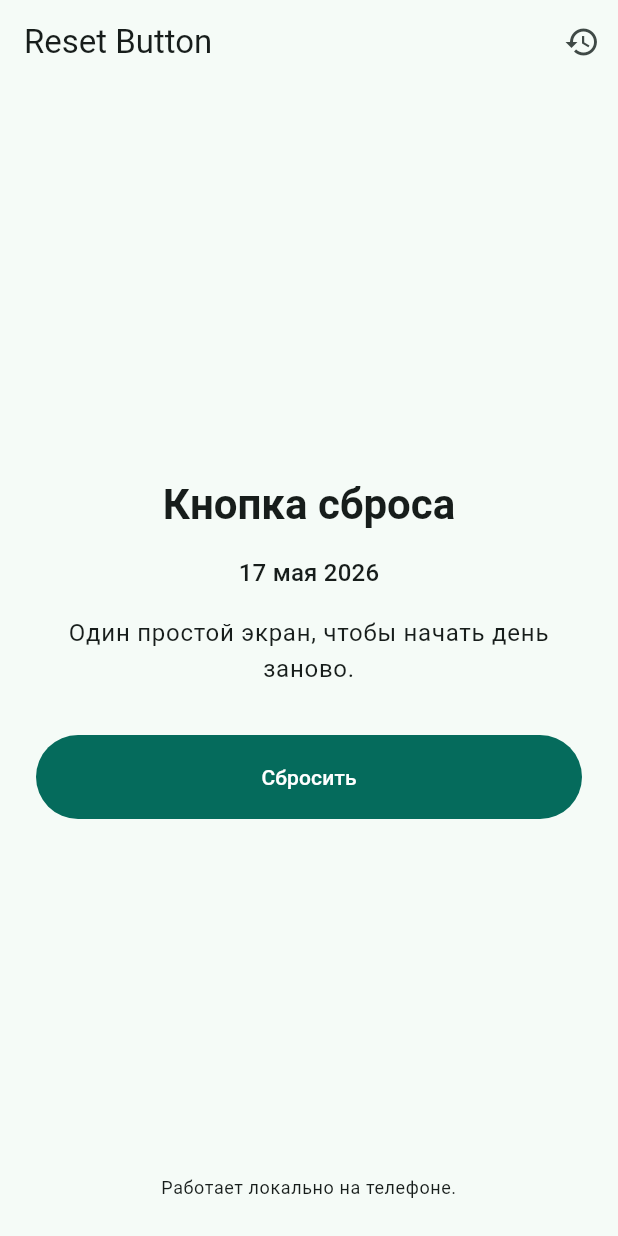
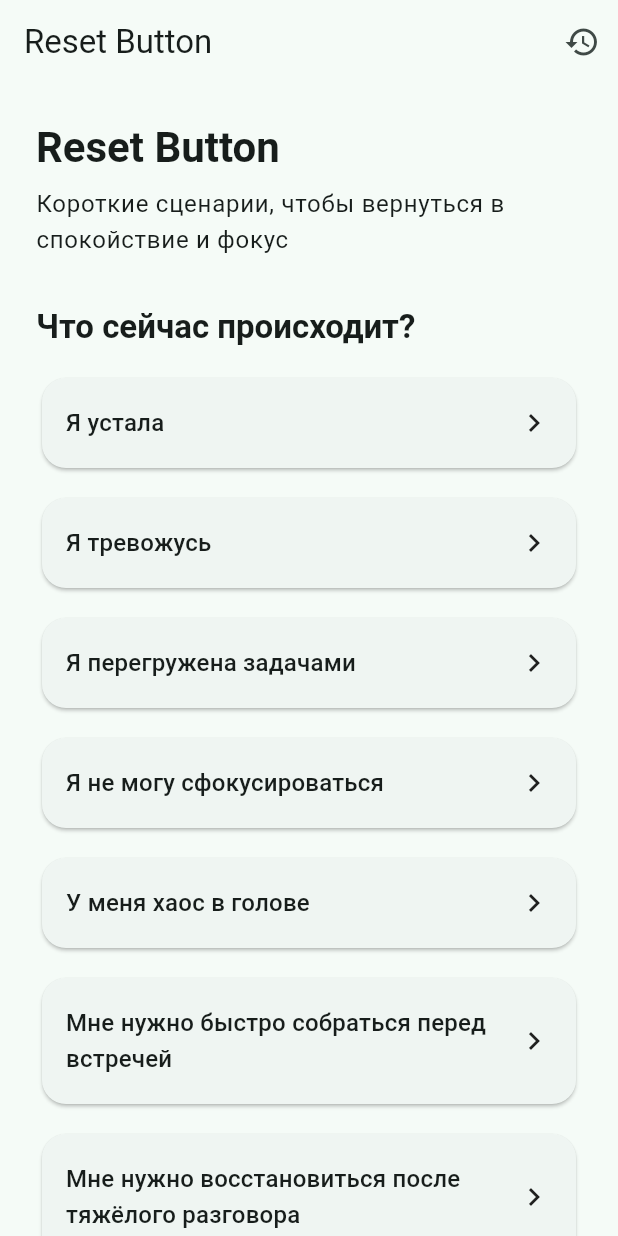
Before and after one commit to imkharitoshka-dmg/Reset_Button, a Flutter app: the screen it shows after launch, on a phone screen of 412 x 824 dp. Run offline on Flutter 3.47's test engine with Material 3 defaults, Android fonts, the phone set to English and light mode, and no system bars; our stand-ins replace shared_preferences.

Commit message:
Add reset state selection home screen

```diff
--- a/lib/main.dart
+++ b/lib/main.dart
@@ -1,5 +1,6 @@
 import 'package:flutter/material.dart';
 
+import 'reset_scenarios_data.dart';
 import 'reset_session.dart';
 import 'reset_storage_service.dart';
 
@@ -25,13 +26,9 @@ class ResetButtonApp extends StatelessWidget {
 }
 
 class ResetHomePage extends StatefulWidget {
-  const ResetHomePage({
-    super.key,
-    this.today,
-    ResetStorageService? storageService,
-  }) : storageService = storageService ?? const ResetStorageService();
+  const ResetHomePage({super.key, ResetStorageService? storageService})
+    : storageService = storageService ?? const ResetStorageService();
 
-  final DateTime? today;
   final ResetStorageService storageService;
 
   @override
@@ -39,69 +36,15 @@ class ResetHomePage extends StatefulWidget {
 }
 
 class _ResetHomePageState extends State<ResetHomePage> {
-  Set<String> _resetSessionDates = {};
-
-  @override
-  void initState() {
-    super.initState();
-    _loadResetSessionDates();
-  }
-
-  Future<void> _loadResetSessionDates() async {
-    final resetSessionDates = await widget.storageService
-        .loadResetSessionDates();
-
-    if (!mounted) {
-      return;
-    }
-
-    setState(() {
-      _resetSessionDates = resetSessionDates;
-    });
-  }
-
-  DateTime get _today => widget.today ?? DateTime.now();
-
-  String get _todayKey {
-    final today = _today;
-    final month = today.month.toString().padLeft(2, '0');
-    final day = today.day.toString().padLeft(2, '0');
-
-    return '${today.year}-$month-$day';
-  }
-
-  bool get _isResetDone => _resetSessionDates.contains(_todayKey);
-
-  Future<void> _completeReset() async {
-    final todayKey = _todayKey;
-
-    setState(() {
-      _resetSessionDates = {..._resetSessionDates, todayKey};
-    });
-
-    await widget.storageService.saveCompletedResetSession(
-      dateKey: todayKey,
-      completedAt: _today,
-    );
-  }
-
-  Future<void> _undoReset() async {
-    final todayKey = _todayKey;
-
-    setState(() {
-      _resetSessionDates = {..._resetSessionDates}..remove(todayKey);
-    });
-
-    await widget.storageService.removeResetSession(todayKey);
+  void _showSelection(String title) {
+    ScaffoldMessenger.of(context)
+      ..hideCurrentSnackBar()
+      ..showSnackBar(SnackBar(content: Text(title)));
   }
 
   @override
   Widget build(BuildContext context) {
     final textTheme = Theme.of(context).textTheme;
-    final statusText = _isResetDone
-        ? 'Сброс выполнен. Можно продолжать спокойно.'
-        : 'Один простой экран, чтобы начать день заново.';
-    final dateText = formatRussianDate(_today);
 
     return Scaffold(
       appBar: AppBar(
@@ -122,52 +65,78 @@ class _ResetHomePageState extends State<ResetHomePage> {
         ],
       ),
       body: SafeArea(
-        child: Padding(
+        child: ListView(
           padding: const EdgeInsets.all(24),
-          child: Column(
-            crossAxisAlignment: CrossAxisAlignment.stretch,
           children: [
-              const Spacer(),
             Text(
-                'Кнопка сброса',
-                textAlign: TextAlign.center,
+              'Reset Button',
               style: textTheme.headlineMedium?.copyWith(
                 fontWeight: FontWeight.w700,
               ),
             ),
-              const SizedBox(height: 16),
+            const SizedBox(height: 8),
             Text(
-                dateText,
-                textAlign: TextAlign.center,
-                style: textTheme.titleMedium,
-              ),
-              const SizedBox(height: 16),
-              Text(
-                statusText,
-                textAlign: TextAlign.center,
+              'Короткие сценарии, чтобы вернуться в спокойствие и фокус',
               style: textTheme.bodyLarge,
             ),
             const SizedBox(height: 32),
+            Text(
+              'Что сейчас происходит?',
+              style: textTheme.titleLarge?.copyWith(
+                fontWeight: FontWeight.w700,
+              ),
+            ),
+            const SizedBox(height: 16),
+            for (final stateTitle in resetStateTitles) ...[
+              _StateSelectionCard(
+                title: stateTitle,
+                onTap: () => _showSelection(stateTitle),
+              ),
+              const SizedBox(height: 12),
+            ],
+            const SizedBox(height: 8),
             FilledButton(
-                onPressed: _isResetDone ? null : _completeReset,
+              onPressed: () => _showSelection('Быстрый reset'),
               style: FilledButton.styleFrom(
                 padding: const EdgeInsets.symmetric(vertical: 18),
+                shape: RoundedRectangleBorder(
+                  borderRadius: BorderRadius.circular(16),
                 ),
-                child: const Text('Сбросить'),
               ),
-              if (_isResetDone) ...[
-                const SizedBox(height: 12),
-                TextButton(
-                  onPressed: _undoReset,
-                  child: const Text('Отменить'),
+              child: const Text('Быстрый reset на 3 минуты'),
             ),
           ],
-              const Spacer(),
-              Text(
-                'Работает локально на телефоне.',
-                textAlign: TextAlign.center,
-                style: textTheme.bodySmall,
         ),
+      ),
+    );
+  }
+}
+
+class _StateSelectionCard extends StatelessWidget {
+  const _StateSelectionCard({required this.title, required this.onTap});
+
+  final String title;
+  final VoidCallback onTap;
+
+  @override
+  Widget build(BuildContext context) {
+    return Card(
+      clipBehavior: Clip.antiAlias,
+      shape: RoundedRectangleBorder(borderRadius: BorderRadius.circular(16)),
+      child: InkWell(
+        onTap: onTap,
+        child: Padding(
+          padding: const EdgeInsets.symmetric(horizontal: 16, vertical: 18),
+          child: Row(
+            children: [
+              Expanded(
+                child: Text(
+                  title,
+                  style: Theme.of(context).textTheme.titleMedium,
+                ),
+              ),
+              const SizedBox(width: 12),
+              const Icon(Icons.chevron_right),
             ],
           ),
         ),
```
Also changed, not shown: 1 other file. Lines whose indentation alone changed are shown as unchanged.
